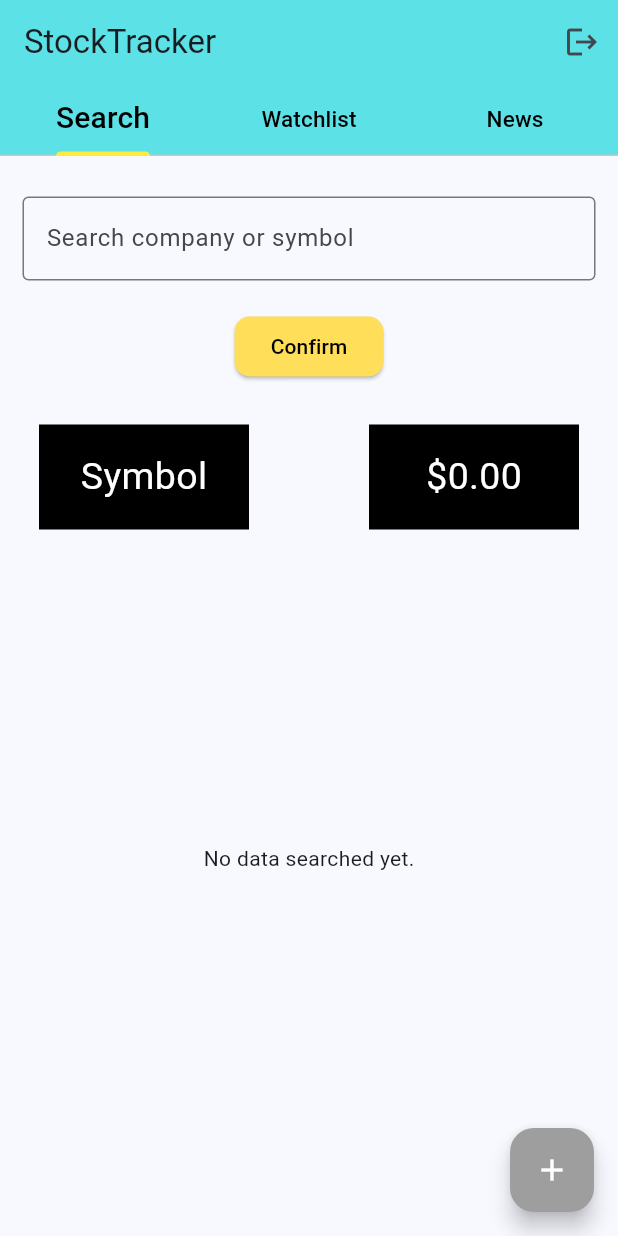
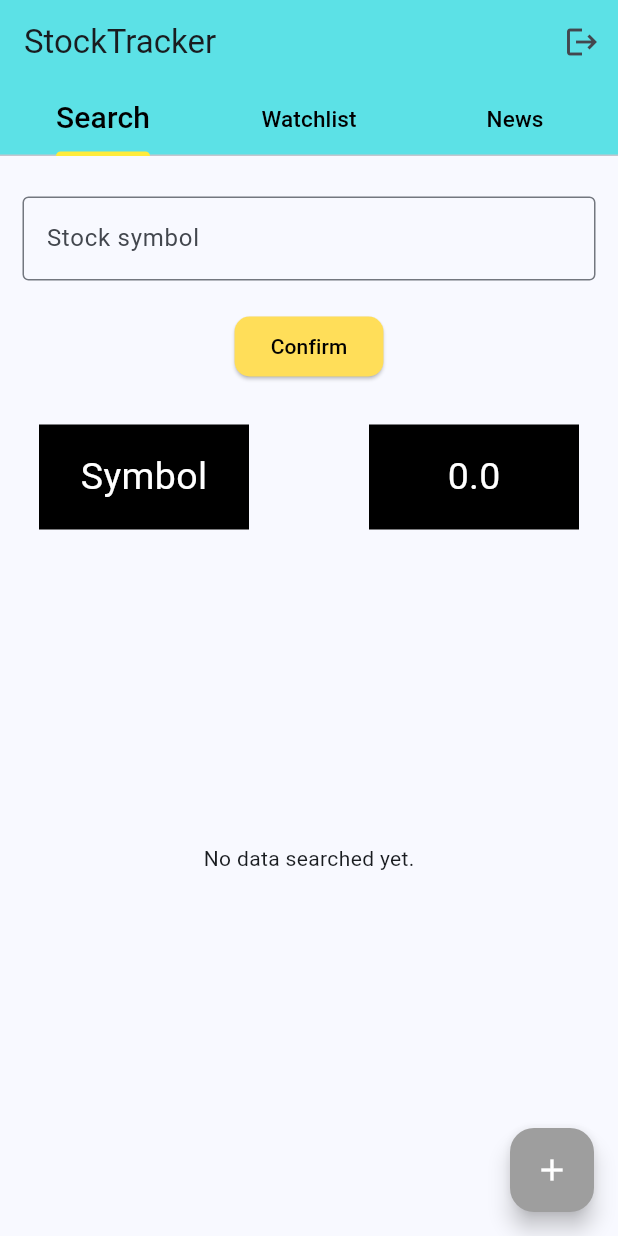
Before and after one commit to Griffin-McCue/project2, a Flutter app: the screen it shows once a user with an empty profile is signed in, on a phone screen of 412 x 824 dp. Run offline on Flutter 3.47's test engine with Material 3 defaults, Android fonts, the phone set to English and light mode, and no system bars; our stand-ins replace cloud_firestore, firebase_auth, firebase_core, fl_chart; accounts and stored records are empty.

Commit message:
Fixed code

```diff
--- a/lib/search.dart
+++ b/lib/search.dart
@@ -21,35 +21,14 @@ class _SearchPageState extends State<SearchPage> {
   double displayPrice = 0.0;
   List<ChartData> chartPrices = [];
   final FirebaseAuth _auth = FirebaseAuth.instance;
-  List<SymbolSearchResult> _searchSuggestions = [];
-
-  @override
-  void initState() {
-    super.initState();
-    _searchController.addListener(_onSearchTextChanged);
-  }
-
-  void _onSearchTextChanged() async {
-    final query = _searchController.text.trim();
-    if (query.isNotEmpty) {
-      try {
-        final results = await StocksApi.searchStocks(query);
-        setState(() {
-          _searchSuggestions = results.take(5).toList();
-        });
-      } catch (e) {
-        print("Error fetching search suggestions: $e");
-      }
-    } else {
-      setState(() {
-        _searchSuggestions = [];
-      });
-    }
-  }
 
   _search(String searchItem) async {
+    print("User typed: '$searchItem'");
     searchItem = searchItem.trim();
+    print("Trimmed input: '$searchItem'");
+
     if (searchItem.isEmpty) {
+      print("Search item is empty after trimming.");
       showDialog(
         context: context,
         builder: (ctx) => AlertDialog(
@@ -67,6 +46,7 @@ class _SearchPageState extends State<SearchPage> {
       );
       return;
     }
+
     try {
       StockResponse? result = await StocksApi.fetchStockInformation(searchItem);
       if (result == null) {
@@ -146,13 +126,6 @@ class _SearchPageState extends State<SearchPage> {
   }
 
   @override
-  void dispose() {
-    _searchController.removeListener(_onSearchTextChanged);
-    _searchController.dispose();
-    super.dispose();
-  }
-
-  @override
   Widget build(BuildContext context) {
     return Scaffold(
       body: Padding(
@@ -160,30 +133,14 @@ class _SearchPageState extends State<SearchPage> {
         child: Column(
           mainAxisAlignment: MainAxisAlignment.center,
           children: <Widget>[
-            Autocomplete<SymbolSearchResult>(
-              optionsBuilder: (TextEditingValue textEditingValue) {
-                return _searchSuggestions.where((option) =>
-                    option.symbol.toLowerCase().contains(textEditingValue.text.toLowerCase()) ||
-                    option.description.toLowerCase().contains(textEditingValue.text.toLowerCase()));
-              },
-              displayStringForOption: (SymbolSearchResult option) =>
-                  '${option.symbol} - ${option.description}',
-              fieldViewBuilder: (context, controller, focusNode, onFieldSubmitted) {
-                return TextFormField(
-                  controller: controller,
-                  focusNode: focusNode,
-                  decoration: const InputDecoration(
-                    border: OutlineInputBorder(),
-                    hintText: 'Search company or symbol',
-                  ),
-                );
-              },
-              onSelected: (SymbolSearchResult selection) {
-                _searchController.text = selection.symbol;
-                _search(selection.symbol);
-              },
+            TextFormField(
+              controller: _searchController,
+              decoration: const InputDecoration(
+                border: OutlineInputBorder(),
+                hintText: 'Stock symbol',
+              ),
             ),
-            SizedBox(height: 20),
+            const SizedBox(height: 20),
             ElevatedButton(
               onPressed: () => _search(_searchController.text),
               style: ButtonStyle(
@@ -192,9 +149,9 @@ class _SearchPageState extends State<SearchPage> {
                   RoundedRectangleBorder(borderRadius: BorderRadius.circular(10)),
                 ),
               ),
-              child: Text("Confirm", style: TextStyle(color: Colors.black)),
+              child: const Text("Confirm", style: TextStyle(color: Colors.black)),
             ),
-            SizedBox(height: 28),
+            const SizedBox(height: 28),
             Row(
               mainAxisAlignment: MainAxisAlignment.center,
               children: [
@@ -205,35 +162,35 @@ class _SearchPageState extends State<SearchPage> {
                   child: Center(
                     child: Text(
                       stockSymbol,
-                      style: TextStyle(color: Colors.white, fontSize: 25),
+                      style: const TextStyle(color: Colors.white, fontSize: 25),
                     ),
                   ),
                 ),
-                SizedBox(width: 80),
+                const SizedBox(width: 80),
                 Container(
                   color: Colors.black,
                   height: 70.0,
                   width: 140.0,
                   child: Center(
                     child: Text(
-                      '\$${displayPrice.toStringAsFixed(2)}',
-                      style: TextStyle(color: Colors.white, fontSize: 25),
+                      '$displayPrice',
+                      style: const TextStyle(color: Colors.white, fontSize: 25),
                     ),
                   ),
                 ),
               ],
             ),
-            SizedBox(height: 10),
+            const SizedBox(height: 10),
             Text(
               companyName,
-              style: TextStyle(fontSize: 20),
+              style: const TextStyle(fontSize: 20),
             ),
-            SizedBox(height: 5),
+            const SizedBox(height: 5),
             if (chartPrices.isNotEmpty)
               Container(
                 height: 400,
                 width: 400,
-                padding: EdgeInsets.all(16),
+                padding: const EdgeInsets.all(16),
                 child: LineChart(
                   LineChartData(
                     lineBarsData: [
@@ -248,8 +205,8 @@ class _SearchPageState extends State<SearchPage> {
                         dotData: FlDotData(show: false),
                       ),
                     ],
-                    minY: chartPrices.map((data) => data.currentPrice).reduce((curr, next) => curr < next ? curr : next) - 4,
-                    maxY: chartPrices.map((data) => data.currentPrice).reduce((curr, next) => curr > next ? curr : next) + 4,
+                    minY: chartPrices.map((d) => d.currentPrice).reduce((a, b) => a < b ? a : b) - 4,
+                    maxY: chartPrices.map((d) => d.currentPrice).reduce((a, b) => a > b ? a : b) + 4,
                     titlesData: FlTitlesData(
                       bottomTitles: AxisTitles(
                         sideTitles: SideTitles(
@@ -260,7 +217,7 @@ class _SearchPageState extends State<SearchPage> {
                             if (index >= 0 && index < chartPrices.length) {
                               return Text(chartPrices[index].date);
                             }
-                            return Text('');
+                            return const Text('');
                           },
                         ),
                       ),
@@ -271,7 +228,7 @@ class _SearchPageState extends State<SearchPage> {
                           reservedSize: 50,
                           getTitlesWidget: (value, _) => Text(
                             value.toString(),
-                            style: TextStyle(fontSize: 14),
+                            style: const TextStyle(fontSize: 14),
                           ),
                         ),
                       ),
@@ -284,12 +241,12 @@ class _SearchPageState extends State<SearchPage> {
                 ),
               )
             else
-              SizedBox(
+              const SizedBox(
                 height: 350,
                 width: 350,
                 child: Center(child: Text("No data searched yet.")),
               ),
-            SizedBox(height: 50),
+            const SizedBox(height: 50),
           ],
         ),
       ),
```
